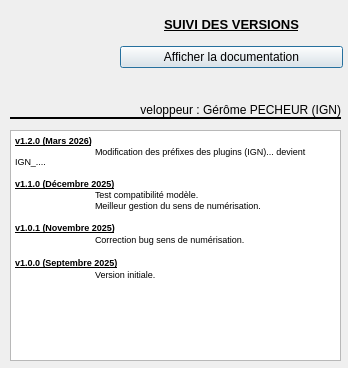
Qt form aproposde.ui (IGNF/assistant-hydro-national-qgis-plugin) before a commit.
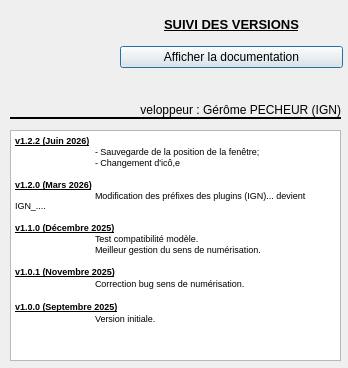
The same form after that commit. Icons and pictures are not drawn.

```diff
--- a/aproposde.ui
+++ b/aproposde.ui
@@ -136,7 +136,11 @@
     <string>&lt;!DOCTYPE HTML PUBLIC &quot;-//W3C//DTD HTML 4.0//EN&quot; &quot;http://www.w3.org/TR/REC-html40/strict.dtd&quot;&gt;
 &lt;html&gt;&lt;head&gt;&lt;meta name=&quot;qrichtext&quot; content=&quot;1&quot; /&gt;&lt;style type=&quot;text/css&quot;&gt;
 p, li { white-space: pre-wrap; }
-&lt;/style&gt;&lt;/head&gt;&lt;body style=&quot; font-family:'MS Shell Dlg 2'; font-size:7.8pt; font-weight:400; font-style:normal;&quot;&gt;
+&lt;/style&gt;&lt;/head&gt;&lt;body style=&quot; font-family:'MS Shell Dlg 2'; font-size:8.25pt; font-weight:400; font-style:normal;&quot;&gt;
+&lt;p style=&quot; margin-top:0px; margin-bottom:0px; margin-left:0px; margin-right:0px; -qt-block-indent:0; text-indent:0px;&quot;&gt;&lt;span style=&quot; font-size:7pt; font-weight:600; text-decoration: underline;&quot;&gt;v1.2.2 (Juin 2026)&lt;/span&gt;&lt;/p&gt;
+&lt;p style=&quot; margin-top:0px; margin-bottom:0px; margin-left:0px; margin-right:0px; -qt-block-indent:0; text-indent:0px;&quot;&gt;&lt;span style=&quot; font-size:7pt;&quot;&gt;	- Sauvegarde de la position de la fenêtre;&lt;/span&gt;&lt;/p&gt;
+&lt;p style=&quot; margin-top:0px; margin-bottom:0px; margin-left:0px; margin-right:0px; -qt-block-indent:0; text-indent:0px;&quot;&gt;&lt;span style=&quot; font-size:7pt;&quot;&gt;	- Changement d'icô,e&lt;/span&gt;&lt;/p&gt;
+&lt;p style=&quot;-qt-paragraph-type:empty; margin-top:0px; margin-bottom:0px; margin-left:0px; margin-right:0px; -qt-block-indent:0; text-indent:0px; font-size:7pt;&quot;&gt;&lt;br /&gt;&lt;/p&gt;
 &lt;p style=&quot; margin-top:0px; margin-bottom:0px; margin-left:0px; margin-right:0px; -qt-block-indent:0; text-indent:0px;&quot;&gt;&lt;span style=&quot; font-size:7pt; font-weight:600; text-decoration: underline;&quot;&gt;v1.2.0 (Mars 2026)&lt;/span&gt;&lt;/p&gt;
 &lt;p style=&quot; margin-top:0px; margin-bottom:0px; margin-left:0px; margin-right:0px; -qt-block-indent:0; text-indent:0px;&quot;&gt;&lt;span style=&quot; font-size:7pt;&quot;&gt;	Modification des préfixes des plugins (IGN)... devient IGN_....&lt;/span&gt;&lt;/p&gt;
 &lt;p style=&quot;-qt-paragraph-type:empty; margin-top:0px; margin-bottom:0px; margin-left:0px; margin-right:0px; -qt-block-indent:0; text-indent:0px; font-size:7pt;&quot;&gt;&lt;br /&gt;&lt;/p&gt;
@@ -145,10 +149,10 @@
 &lt;p style=&quot; margin-top:0px; margin-bottom:0px; margin-left:0px; margin-right:0px; -qt-block-indent:0; text-indent:0px;&quot;&gt;&lt;span style=&quot; font-size:7pt;&quot;&gt;	Meilleur gestion du sens de numérisation.&lt;/span&gt;&lt;/p&gt;
 &lt;p style=&quot;-qt-paragraph-type:empty; margin-top:0px; margin-bottom:0px; margin-left:0px; margin-right:0px; -qt-block-indent:0; text-indent:0px; font-size:7pt;&quot;&gt;&lt;br /&gt;&lt;/p&gt;
 &lt;p style=&quot; margin-top:0px; margin-bottom:0px; margin-left:0px; margin-right:0px; -qt-block-indent:0; text-indent:0px;&quot;&gt;&lt;span style=&quot; font-size:7pt; font-weight:600; text-decoration: underline;&quot;&gt;v1.0.1 (Novembre 2025)&lt;/span&gt;&lt;/p&gt;
-&lt;p style=&quot; margin-top:0px; margin-bottom:0px; margin-left:0px; margin-right:0px; -qt-block-indent:0; text-indent:0px;&quot;&gt;	&lt;span style=&quot; font-size:7pt;&quot;&gt;Correction bug sens de numérisation.&lt;/span&gt;&lt;/p&gt;
+&lt;p style=&quot; margin-top:0px; margin-bottom:0px; margin-left:0px; margin-right:0px; -qt-block-indent:0; text-indent:0px;&quot;&gt;&lt;span style=&quot; font-size:7.8pt;&quot;&gt;	&lt;/span&gt;&lt;span style=&quot; font-size:7pt;&quot;&gt;Correction bug sens de numérisation.&lt;/span&gt;&lt;/p&gt;
 &lt;p style=&quot;-qt-paragraph-type:empty; margin-top:0px; margin-bottom:0px; margin-left:0px; margin-right:0px; -qt-block-indent:0; text-indent:0px; font-size:7pt;&quot;&gt;&lt;br /&gt;&lt;/p&gt;
 &lt;p style=&quot; margin-top:0px; margin-bottom:0px; margin-left:0px; margin-right:0px; -qt-block-indent:0; text-indent:0px;&quot;&gt;&lt;span style=&quot; font-size:7pt; font-weight:600; text-decoration: underline;&quot;&gt;v1.0.0 (Septembre 2025)&lt;/span&gt;&lt;/p&gt;
-&lt;p style=&quot; margin-top:0px; margin-bottom:0px; margin-left:0px; margin-right:0px; -qt-block-indent:0; text-indent:0px;&quot;&gt;	&lt;span style=&quot; font-size:7pt;&quot;&gt;Version initiale.&lt;/span&gt;&lt;/p&gt;&lt;/body&gt;&lt;/html&gt;</string>
+&lt;p style=&quot; margin-top:0px; margin-bottom:0px; margin-left:0px; margin-right:0px; -qt-block-indent:0; text-indent:0px;&quot;&gt;&lt;span style=&quot; font-size:7.8pt;&quot;&gt;	&lt;/span&gt;&lt;span style=&quot; font-size:7pt;&quot;&gt;Version initiale.&lt;/span&gt;&lt;/p&gt;&lt;/body&gt;&lt;/html&gt;</string>
    </property>
   </widget>
  </widget>
```
